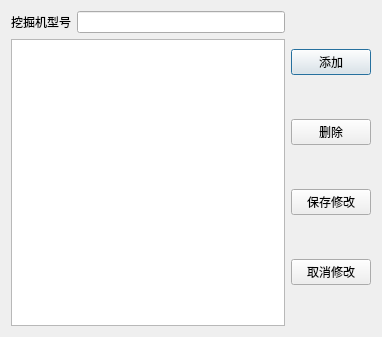
Above: carsclassdialog.ui from chksong/MineCarsManage before the change. Below: the same form after it.
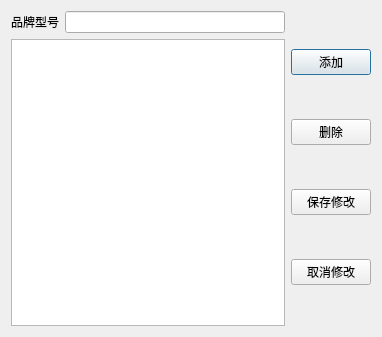
That is the form after the change.

Commit message: 使用了 机器型号和机器关联是用了外键

What changed in the file:
```diff
--- a/carsclassdialog.ui
+++ b/carsclassdialog.ui
@@ -21,7 +21,7 @@
        <item>
         <widget class="QLabel" name="label">
          <property name="text">
-          <string>挖掘机型号</string>
+          <string>品牌型号</string>
          </property>
         </widget>
        </item>
```
Left out of the diff: 2 changed lines with no effect on the pictures. The commit also changes 8 other files.
